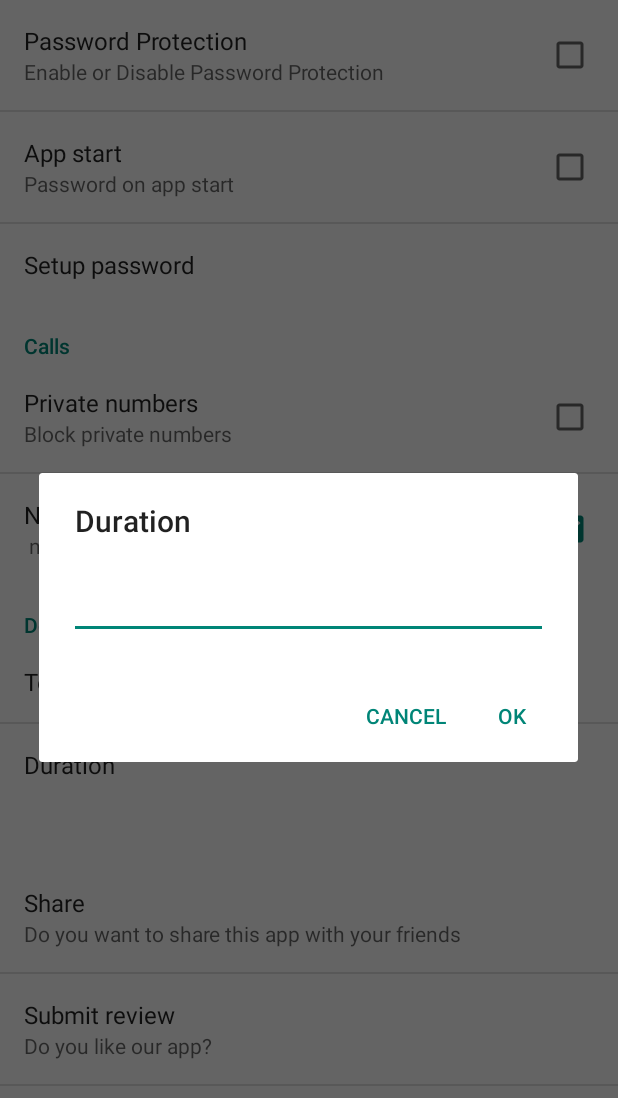
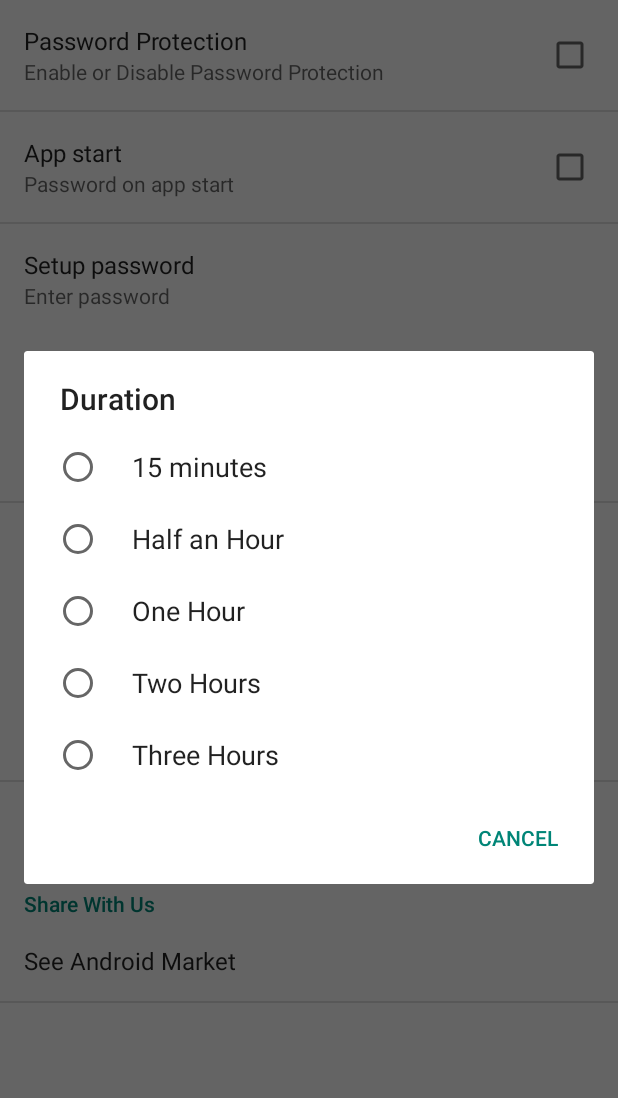
Before and after one commit to Rauf019/MyApplication, an Android app: the SettingsActivity screen opened directly, with no data from a screen before it, after a tap on "Duration", on a phone screen of 412 x 824 dp. Shown: the top 1098 px of the screen. Run offline under Robolectric (Android 15) with nearby library versions, the light colour scheme and no system bars.

Commit message:
Merge branch 'master' of C:\Users\My_Computer\AndroidStudioProjects\MyApplication5 with conflicts.

```diff
--- a/app/src/main/java/com/example/my_computer/myapplication/SettingsActivity.java
+++ b/app/src/main/java/com/example/my_computer/myapplication/SettingsActivity.java
@@ -1,12 +1,8 @@
 package com.example.my_computer.myapplication;
 
-import android.annotation.TargetApi;
 import android.content.Context;
+import android.content.Intent;
 import android.content.res.Configuration;
-import android.media.Ringtone;
-import android.media.RingtoneManager;
-import android.net.Uri;
-import android.os.Build;
 import android.os.Bundle;
 import android.preference.ListPreference;
 import android.preference.Preference;
@@ -14,10 +10,6 @@ import android.preference.PreferenceActivity;
 import android.preference.PreferenceCategory;
 import android.preference.PreferenceFragment;
 import android.preference.PreferenceManager;
-import android.preference.RingtonePreference;
-import android.text.TextUtils;
-
-import java.util.List;
 
 /**
  * A {@link PreferenceActivity} that presents a set of application settings. On
@@ -38,14 +30,47 @@ public class SettingsActivity extends PreferenceActivity {
      * shown on tablets.
      */
     private static final boolean ALWAYS_SIMPLE_PREFS = false;
+
+
     /**
      * A preference value change listener that updates the preference's summary
      * to reflect its new value.
      */
+
+
+    private static Preference.OnPreferenceClickListener onPreferenceClickListener = new Preference.OnPreferenceClickListener() {
+
+
+        @Override
+        public boolean onPreferenceClick(Preference preference) {
+
+            String key = preference.getKey();
+
+            if (key == "key") {
+
+                Intent emailIntent = new Intent(Intent.ACTION_SEND);
+                emailIntent.setType("text/plain");
+                emailIntent.putExtra(Intent.EXTRA_TEXT, "Hey there! Cheers!");
+                emailIntent.putExtra(Intent.EXTRA_SUBJECT, "Try App !" + "its great");
+//               preference. startActivity(Intent.createChooser(emailIntent, "Share via"));
+
+
+                return true;
+
+            }
+
+            return false;
+        }
+    };
+
+
     private static Preference.OnPreferenceChangeListener sBindPreferenceSummaryToValueListener = new Preference.OnPreferenceChangeListener() {
         @Override
         public boolean onPreferenceChange(Preference preference, Object value) {
+
             String stringValue = value.toString();
+            String key = preference.getKey();
+
 
             if (preference instanceof ListPreference) {
                 // For list preferences, look up the correct display value in
@@ -59,27 +84,9 @@ public class SettingsActivity extends PreferenceActivity {
                                 ? listPreference.getEntries()[index]
                                 : null);
 
-            } else if (preference instanceof RingtonePreference) {
-                // For ringtone preferences, look up the correct display value
-                // using RingtoneManager.
-                if (TextUtils.isEmpty(stringValue)) {
-                    // Empty values correspond to 'silent' (no ringtone).
-                    preference.setSummary(R.string.pref_ringtone_silent);
 
-                } else {
-                    Ringtone ringtone = RingtoneManager.getRingtone(
-                            preference.getContext(), Uri.parse(stringValue));
+            } else if (key == "Key") {
 
-                    if (ringtone == null) {
-                        // Clear the summary if there was a lookup error.
-                        preference.setSummary(null);
-                    } else {
-                        // Set the summary to reflect the new ringtone display
-                        // name.
-                        String name = ringtone.getTitle(preference.getContext());
-                        preference.setSummary(name);
-                    }
-                }
 
             } else {
                 // For all other preferences, set the summary to the value's
@@ -106,11 +113,11 @@ public class SettingsActivity extends PreferenceActivity {
      * doesn't have an extra-large screen. In these cases, a single-pane
      * "simplified" settings UI should be shown.
      */
-    private static boolean isSimplePreferences(Context context) {
-        return ALWAYS_SIMPLE_PREFS
-                || Build.VERSION.SDK_INT < Build.VERSION_CODES.HONEYCOMB
-                || !isXLargeTablet(context);
-    }
+//    private static boolean isSimplePreferences(Context context) {
+//        return ALWAYS_SIMPLE_PREFS
+//                || Build.VERSION.SDK_INT < Build.VERSION_CODES.HONEYCOMB
+//                || !isXLargeTablet(context);
+//    }
 
     /**
      * Binds a preference's summary to its value. More specifically, when the
@@ -124,7 +131,7 @@ public class SettingsActivity extends PreferenceActivity {
     private static void bindPreferenceSummaryToValue(Preference preference) {
         // Set the listener to watch for value changes.
         preference.setOnPreferenceChangeListener(sBindPreferenceSummaryToValueListener);
-
+        preference.setOnPreferenceClickListener(onPreferenceClickListener);
         // Trigger the listener immediately with the preference's
         // current value.
         sBindPreferenceSummaryToValueListener.onPreferenceChange(preference,
@@ -146,9 +153,9 @@ public class SettingsActivity extends PreferenceActivity {
      * shown.
      */
     private void setupSimplePreferencesScreen() {
-        if (!isSimplePreferences(this)) {
-            return;
-        }
+//        if (!isSimplePreferences(this)) {
+//            return;
+//        }
 
         PreferenceCategory fakeHeader;
 
@@ -165,95 +172,91 @@ public class SettingsActivity extends PreferenceActivity {
         addPreferencesFromResource(R.xml.do_not);
 
         fakeHeader = new PreferenceCategory(this);
-        fakeHeader.setTitle(R.string.pref_header_data_sync);
+        fakeHeader.setTitle("Share With Us");
         getPreferenceScreen().addPreference(fakeHeader);
         addPreferencesFromResource(R.xml.pref_data_sync);
 
-
-//
-//        bindPreferenceSummaryToValue(findPreference("example_text"));
-//        bindPreferenceSummaryToValue(findPreference("example_list"));
-//        bindPreferenceSummaryToValue(findPreference("notifications_new_message_ringtone"));
-//        bindPreferenceSummaryToValue(findPreference("sync_frequency"));
-
+        bindPreferenceSummaryToValue(findPreference("key"));
+        bindPreferenceSummaryToValue(findPreference("duration"));
+        bindPreferenceSummaryToValue(findPreference("temple"));
 
     }
+}
 
     /**
      * {@inheritDoc}
      */
-    @Override
-    public boolean onIsMultiPane() {
-        return isXLargeTablet(this) && !isSimplePreferences(this);
-    }
+//    @Override
+//    public boolean onIsMultiPane() {
+//        return isXLargeTablet(this) && !isSimplePreferences(this);
+//    }
 
     /**
      * {@inheritDoc}
      */
-    @Override
-    @TargetApi(Build.VERSION_CODES.HONEYCOMB)
-    public void onBuildHeaders(List<Header> target) {
-        if (!isSimplePreferences(this)) {
-            loadHeadersFromResource(R.xml.pref_headers, target);
-        }
-    }
+//    @Override
+//    @TargetApi(Build.VERSION_CODES.HONEYCOMB)
+//    public void onBuildHeaders(List<Header> target) {
+//        if (!isSimplePreferences(this)) {
+//            loadHeadersFromResource(R.xml.pref_headers, target);
+//        }
+//    }
 
     /**
      * This fragment shows general preferences only. It is used when the
      * activity is showing a two-pane settings UI.
      */
-    @TargetApi(Build.VERSION_CODES.HONEYCOMB)
-    public static class GeneralPreferenceFragment extends PreferenceFragment {
-        @Override
-        public void onCreate(Bundle savedInstanceState) {
-            super.onCreate(savedInstanceState);
-            addPreferencesFromResource(R.xml.pref_general);
-
-            // Bind the summaries of EditText/List/Dialog/Ringtone preferences
-            // to their values. When their values change, their summaries are
-            // updated to reflect the new value, per the Android Design
-            // guidelines.
-            bindPreferenceSummaryToValue(findPreference("example_text"));
-            bindPreferenceSummaryToValue(findPreference("example_list"));
-        }
-    }
-
-    /**
-     * This fragment shows notification preferences only. It is used when the
-     * activity is showing a two-pane settings UI.
-     */
-    @TargetApi(Build.VERSION_CODES.HONEYCOMB)
-    public static class NotificationPreferenceFragment extends PreferenceFragment {
-        @Override
-        public void onCreate(Bundle savedInstanceState) {
-            super.onCreate(savedInstanceState);
-            addPreferencesFromResource(R.xml.pref_notification);
-
-            // Bind the summaries of EditText/List/Dialog/Ringtone preferences
-            // to their values. When their values change, their summaries are
-            // updated to reflect the new value, per the Android Design
-            // guidelines.
-            bindPreferenceSummaryToValue(findPreference("notifications_new_message_ringtone"));
-        }
-    }
-
-    /**
-     * This fragment shows data and sync preferences only. It is used when the
-     * activity is showing a two-pane settings UI.
-     */
-    @TargetApi(Build.VERSION_CODES.HONEYCOMB)
-
-    public static class DataSyncPreferenceFragment extends PreferenceFragment {
-        @Override
-        public void onCreate(Bundle savedInstanceState) {
-            super.onCreate(savedInstanceState);
-            addPreferencesFromResource(R.xml.pref_data_sync);
-
-            // Bind the summaries of EditText/List/Dialog/Ringtone preferences
-            // to their values. When their values change, their summaries are
-            // updated to reflect the new value, per the Android Design
-            // guidelines.
-            bindPreferenceSummaryToValue(findPreference("sync_frequency"));
-        }
-    }
-}
+//    @TargetApi(Build.VERSION_CODES.HONEYCOMB)
+//    public static class GeneralPreferenceFragment extends PreferenceFragment {
+//        @Override
+//        public void onCreate(Bundle savedInstanceState) {
+//            super.onCreate(savedInstanceState);
+//            addPreferencesFromResource(R.xml.pref_general);
+//
+//            // Bind the summaries of EditText/List/Dialog/Ringtone preferences
+//            // to their values. When their values change, their summaries are
+//            // updated to reflect the new value, per the Android Design
+//            // guidelines.
+//            bindPreferenceSummaryToValue(findPreference("example_text"));
+//            bindPreferenceSummaryToValue(findPreference("example_list"));
+//        }
+//    }
+//
+//    /**
+//     * This fragment shows notification preferences only. It is used when the
+//     * activity is showing a two-pane settings UI.
+//     */
+//    @TargetApi(Build.VERSION_CODES.HONEYCOMB)
+//    public static class NotificationPreferenceFragment extends PreferenceFragment {
+//        @Override
+//        public void onCreate(Bundle savedInstanceState) {
+//            super.onCreate(savedInstanceState);
+//            addPreferencesFromResource(R.xml.pref_notification);
+//
+//            // Bind the summaries of EditText/List/Dialog/Ringtone preferences
+//            // to their values. When their values change, their summaries are
+//            // updated to reflect the new value, per the Android Design
+//            // guidelines.
+//            bindPreferenceSummaryToValue(findPreference("notifications_new_message_ringtone"));
+//        }
+//    }
+//
+//    /**
+//     * This fragment shows data and sync preferences only. It is used when the
+//     * activity is showing a two-pane settings UI.
+//     */
+//    @TargetApi(Build.VERSION_CODES.HONEYCOMB)
+//
+//    public static class DataSyncPreferenceFragment extends PreferenceFragment {
+//        @Override
+//        public void onCreate(Bundle savedInstanceState) {
+//            super.onCreate(savedInstanceState);
+//            addPreferencesFromResource(R.xml.pref_data_sync);
+//
+//            // Bind the summaries of EditText/List/Dialog/Ringtone preferences
+//            // to their values. When their values change, their summaries are
+//            // updated to reflect the new value, per the Android Design
+//            // guidelines.
+//            bindPreferenceSummaryToValue(findPreference("sync_frequency"));
+//        }
+//    }
--- a/app/src/main/res/layout/activity_sgv.xml
+++ b/app/src/main/res/layout/activity_sgv.xml
@@ -4,4 +4,6 @@
     android:layout_width="match_parent"
     android:layout_height="match_parent"
     app:column_count="2"
-    app:item_margin="6dp" />
+    app:item_margin="6dp"
+
+    />
--- a/app/src/main/res/values/color.xml
+++ b/app/src/main/res/values/color.xml
@@ -10,7 +10,6 @@
     <color name="grey">#ffd3d3d3</color>
     <color name="green">#ff8dd304</color>
     <color name="blue">#ff82e0ff</color>
-
     <color name="red">#fff10800</color>
     <color name="list_item_pressed">#1A000000</color>
 
--- a/app/src/main/res/values/strings.xml
+++ b/app/src/main/res/values/strings.xml
@@ -40,13 +40,23 @@
         <item>#cccccc</item>
         <item>#888888</item>
     </string-array>
+
+
     <string-array name="blockmode">
         <item>Accepts All calls</item>
         <item>Block All calls </item>
         <item>Allow Only Contacts</item>
-        <item>Block calls from black List </item>
-        <item>Accepts  calls from white List </item>
+        <item>Block Calls From Black List </item>
         <item>Do not Disturb</item>
+    </string-array>
+
+
+    <string-array name="duration">
+        <item>15 minutes</item>
+        <item>Half an Hour </item>
+        <item>One Hour </item>
+        <item>Two Hours</item>
+        <item>Three Hours</item>
     </string-array>
 
     <string name="action_contact">Contact</string>
@@ -62,5 +72,45 @@
     <string name="add_widget">Add widget</string>
     <string name="title_activity_share">Share</string>
     <string name="title_activity_review">Review</string>
+    <string name="title_activity_settings">Settings</string>
+
+    <string name="pref_header_general">General</string>
+
+
+    <string name="pref_title_display_name">Display name</string>
+    <string name="pref_default_display_name">John Smith</string>
+
+    <string name="pref_title_add_friends_to_messages">Add friends to messages</string>
+
+
+    <string name="pref_title_sync_frequency">Sync frequency</string>
+    <string-array name="pref_sync_frequency_titles">
+        <item>15 minutes</item>
+        <item>30 minutes</item>
+        <item>1 hour</item>
+        <item>3 hours</item>
+        <item>6 hours</item>
+        <item>Never</item>
+    </string-array>
+
+    <string-array name="pref_sync_frequency_values">
+        <item>15</item>
+        <item>30</item>
+        <item>60</item>
+        <item>180</item>
+        <item>360</item>
+        <item>-1</item>
+    </string-array>
+
+    <string name="pref_title_system_sync_settings">System sync settings</string>
+
+    <!-- Example settings for Notifications -->
+    <string name="pref_header_notifications">Notifications</string>
+
+    <string name="pref_title_new_message_notifications">New message notifications</string>
+
+    <string name="pref_title_ringtone">Ringtone</string>
+    <string name="pref_ringtone_silent">Silent</string>
+
 
 </resources>
--- a/app/src/main/res/xml/do_not.xml
+++ b/app/src/main/res/xml/do_not.xml
@@ -6,16 +6,23 @@
         android:defaultValue="i am busy right now , i will call you later"
         android:inputType="text"
         android:key="temple"
-        android:selectAllOnFocus="true"
-        android:title="Template"
+        android:lines="5"
+        android:singleLine="false"
+        android:summary="Enter text template"
+
+        android:title="Text template"
 
         />
-    <EditTextPreference
-        android:inputType="datetime"
-        android:maxLines="10"
-        android:selectAllOnFocus="true"
-        android:singleLine="false"
-        android:title="Duration" />
+    <ListPreference
+        android:defaultValue="-1"
+        android:entries="@array/duration"
+        android:entryValues="@array/duration"
+        android:key="duration"
+        android:summary="Enter time duration "
+        android:title="Duration"
+
+
+        />
 
 
 </PreferenceScreen>
--- a/app/src/main/res/xml/pref_data_sync.xml
+++ b/app/src/main/res/xml/pref_data_sync.xml
@@ -1,18 +1,19 @@
 <PreferenceScreen xmlns:android="http://schemas.android.com/apk/res/android">
 
 
-    <Preference
+    <!--<Preference-->
+    <!--android:summary="Do you want to share this app with your friends"-->
+    <!--android:title="Share">-->
+    <!--<intent android:action="com.example.my_computer.myapplication.Share" />-->
+    <!--</Preference>-->
+    <!--<Preference-->
+    <!--android:summary="Do you like our app?"-->
+    <!--android:title="Submit review">-->
+    <!--<intent android:action="com.example.my_computer.myapplication.Review" />-->
+    <!--</Preference>-->
 
-        android:summary="Do you want to share this app with your friends"
-        android:title="Share">
-
-        <intent android:action="com.example.my_computer.myapplication.Share" />
-    </Preference>
 
     <Preference
-        android:summary="Do you like our app?"
-        android:title="Submit review">
-
-        <intent android:action="com.example.my_computer.myapplication.Review" />
-    </Preference>
+        android:key="key"
+        android:title="See Android Market"></Preference>
 </PreferenceScreen>
--- a/app/src/main/res/xml/pref_general.xml
+++ b/app/src/main/res/xml/pref_general.xml
@@ -5,19 +5,18 @@
         android:summary="Enable or Disable Password Protection"
         android:title="Password Protection" />
 
-
     <CheckBoxPreference
         android:defaultValue="false"
-        android:key="as"
+        android:key="_password_on_app_start"
         android:summary="Password on app start"
         android:title="App start" />
 
     <EditTextPreference
         android:inputType="textPassword"
-        android:key="example_text"
-        android:maxLines="1"
+        android:key="_password"
         android:selectAllOnFocus="true"
         android:singleLine="true"
+        android:summary="Enter password"
         android:title="Setup password" />
 
 
--- a/app/src/main/res/xml/pref_headers.xml
+++ b/app/src/main/res/xml/pref_headers.xml
@@ -12,6 +12,6 @@
 
     <header
         android:fragment="com.example.my_computer.myapplication.SettingsActivity$DataSyncPreferenceFragment"
-        android:title="@string/pref_header_data_sync" />
+        android:title="212" />
 
 </preference-headers>
--- a/app/src/main/res/xml/pref_notification.xml
+++ b/app/src/main/res/xml/pref_notification.xml
@@ -8,7 +8,7 @@
 
     <CheckBoxPreference
         android:key="notification"
-        android:summary=" notification when call or message blocks "
+        android:summary="Notification me when call or message blocked"
         android:title="Notification" />
 
 
```
Also changed, not shown: app/src/main/AndroidManifest.xml (+38 -17 lines), app/src/main/java/com/example/my_computer/myapplication/MyActivity.java (+2 -6 lines), app/src/main/java/com/example/my_computer/myapplication/Review.java (+28 -9 lines), app/src/main/java/com/example/my_computer/myapplication/ServiceReceiver.java (+5 -6 lines), app/src/main/java/com/example/my_computer/myapplication/Share.java (+22 -7 lines), app/src/main/res/layout/layout_appbar.xml (deleted, +0 -15 lines), app/src/main/res/values/strings_activity_settings.xml (deleted, +0 -63 lines).
